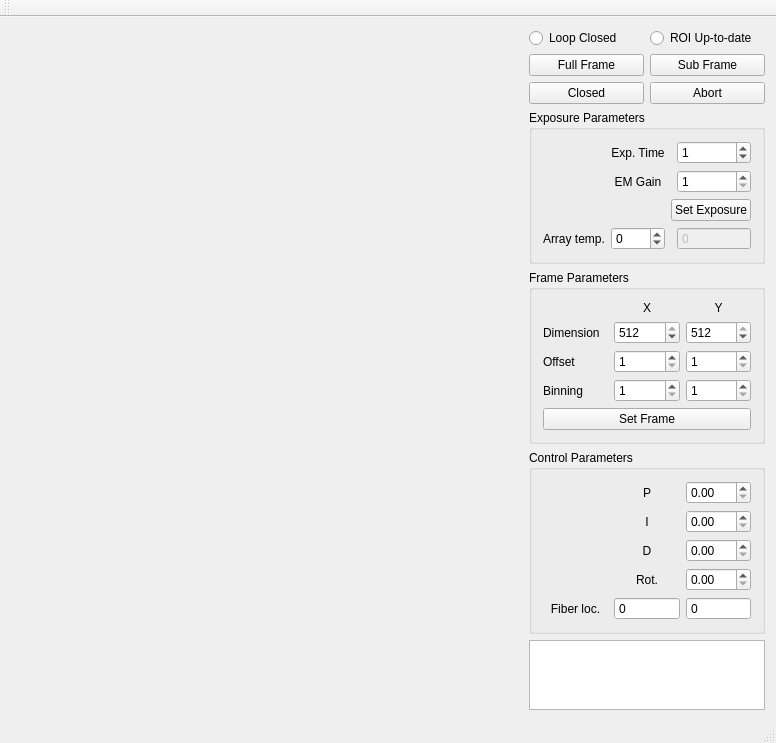
Qt form src/fttMainWindow.ui (tmccrack/cameraLibrary) before a commit.
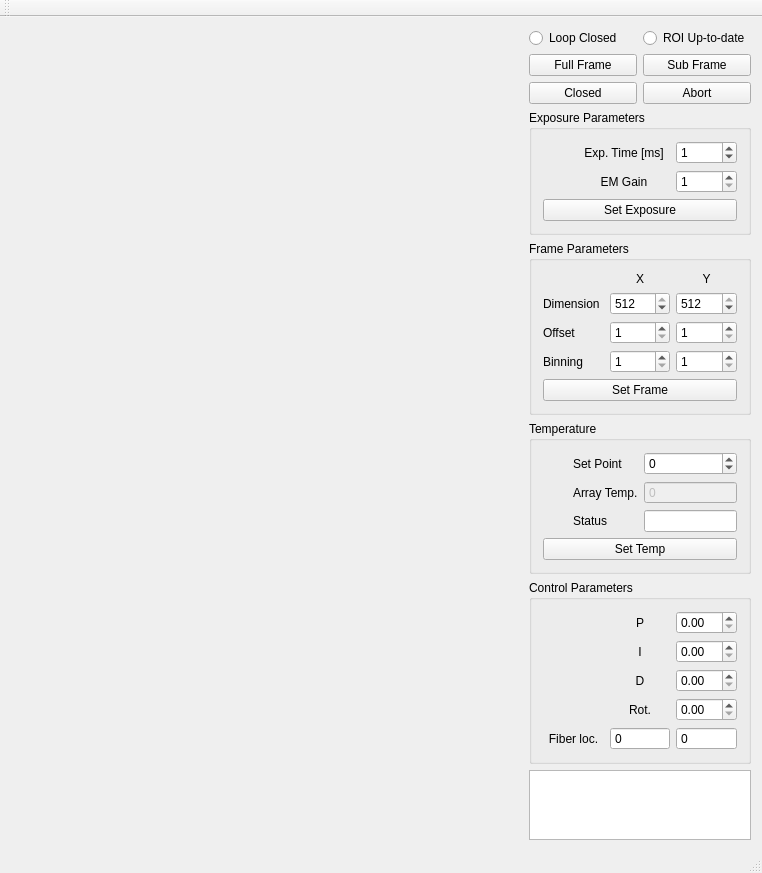
The same form after that commit.

Commit message: Added temp set button and implementation

```diff
--- a/src/fttMainWindow.ui
+++ b/src/fttMainWindow.ui
@@ -7,7 +7,7 @@
     <x>0</x>
     <y>0</y>
     <width>762</width>
-    <height>662</height>
+    <height>811</height>
    </rect>
   </property>
   <property name="windowTitle">
@@ -140,6 +140,42 @@
          <string>Exposure Parameters</string>
         </property>
         <layout class="QGridLayout" name="gridLayout">
+         <item row="0" column="0">
+          <spacer name="horizontalSpacer_4">
+           <property name="orientation">
+            <enum>Qt::Horizontal</enum>
+           </property>
+           <property name="sizeHint" stdset="0">
+            <size>
+             <width>40</width>
+             <height>20</height>
+            </size>
+           </property>
+          </spacer>
+         </item>
+         <item row="2" column="3">
+          <widget class="QSpinBox" name="spb_EMGain">
+           <property name="toolTip">
+            <string>&lt;html&gt;&lt;head/&gt;&lt;body&gt;&lt;p&gt;Electron-multiplying gain. Range of valid values are 1-300.&lt;/p&gt;&lt;/body&gt;&lt;/html&gt;</string>
+           </property>
+           <property name="minimum">
+            <number>1</number>
+           </property>
+           <property name="maximum">
+            <number>300</number>
+           </property>
+          </widget>
+         </item>
+         <item row="0" column="1">
+          <widget class="QLabel" name="lbl_ExpTime">
+           <property name="text">
+            <string>Exp. Time [ms]</string>
+           </property>
+           <property name="alignment">
+            <set>Qt::AlignCenter</set>
+           </property>
+          </widget>
+         </item>
          <item row="0" column="3">
           <widget class="QSpinBox" name="spb_ExpTime">
            <property name="sizePolicy">
@@ -168,65 +204,6 @@
            </property>
           </widget>
          </item>
-         <item row="2" column="3">
-          <widget class="QSpinBox" name="spb_EMGain">
-           <property name="toolTip">
-            <string>&lt;html&gt;&lt;head/&gt;&lt;body&gt;&lt;p&gt;Electron-multiplying gain. Range of valid values are 1-300.&lt;/p&gt;&lt;/body&gt;&lt;/html&gt;</string>
-           </property>
-           <property name="minimum">
-            <number>1</number>
-           </property>
-           <property name="maximum">
-            <number>300</number>
-           </property>
-          </widget>
-         </item>
-         <item row="4" column="3">
-          <widget class="QSpinBox" name="spb_ArrayTempActual">
-           <property name="enabled">
-            <bool>false</bool>
-           </property>
-           <property name="toolTip">
-            <string>&lt;html&gt;&lt;head/&gt;&lt;body&gt;&lt;p&gt;Actual array temperature in C.&lt;/p&gt;&lt;/body&gt;&lt;/html&gt;</string>
-           </property>
-           <property name="buttonSymbols">
-            <enum>QAbstractSpinBox::NoButtons</enum>
-           </property>
-          </widget>
-         </item>
-         <item row="4" column="1">
-          <widget class="QSpinBox" name="spb_ArrayTempTarget">
-           <property name="toolTip">
-            <string>&lt;html&gt;&lt;head/&gt;&lt;body&gt;&lt;p&gt;Target array temperature in C.&lt;/p&gt;&lt;/body&gt;&lt;/html&gt;</string>
-           </property>
-           <property name="minimum">
-            <number>-100</number>
-           </property>
-           <property name="maximum">
-            <number>30</number>
-           </property>
-          </widget>
-         </item>
-         <item row="4" column="0">
-          <widget class="QLabel" name="label">
-           <property name="text">
-            <string>Array temp.</string>
-           </property>
-          </widget>
-         </item>
-         <item row="0" column="0">
-          <spacer name="horizontalSpacer">
-           <property name="orientation">
-            <enum>Qt::Horizontal</enum>
-           </property>
-           <property name="sizeHint" stdset="0">
-            <size>
-             <width>40</width>
-             <height>20</height>
-            </size>
-           </property>
-          </spacer>
-         </item>
          <item row="2" column="0">
           <spacer name="horizontalSpacer_2">
            <property name="orientation">
@@ -250,17 +227,7 @@
            </property>
           </widget>
          </item>
-         <item row="0" column="1">
-          <widget class="QLabel" name="lbl_ExpTime">
-           <property name="text">
-            <string>Exp. Time</string>
-           </property>
-           <property name="alignment">
-            <set>Qt::AlignCenter</set>
-           </property>
-          </widget>
-         </item>
-         <item row="3" column="2" colspan="2">
+         <item row="5" column="0" colspan="4">
           <widget class="QPushButton" name="btn_SetExp">
            <property name="text">
             <string>Set Exposure</string>
@@ -418,6 +385,139 @@
         </layout>
        </widget>
       </item>
+      <item>
+       <widget class="QGroupBox" name="groupBoxTemp">
+        <property name="title">
+         <string>Temperature</string>
+        </property>
+        <layout class="QGridLayout" name="gridLayout_2">
+         <item row="1" column="0">
+          <spacer name="horizontalSpacer_3">
+           <property name="orientation">
+            <enum>Qt::Horizontal</enum>
+           </property>
+           <property name="sizeHint" stdset="0">
+            <size>
+             <width>18</width>
+             <height>20</height>
+            </size>
+           </property>
+          </spacer>
+         </item>
+         <item row="0" column="1">
+          <widget class="QLabel" name="lbl_SetPoint">
+           <property name="text">
+            <string>Set Point</string>
+           </property>
+          </widget>
+         </item>
+         <item row="1" column="1">
+          <widget class="QLabel" name="lbl_ArrayTemp">
+           <property name="text">
+            <string>Array Temp.</string>
+           </property>
+          </widget>
+         </item>
+         <item row="0" column="0">
+          <spacer name="horizontalSpacer">
+           <property name="orientation">
+            <enum>Qt::Horizontal</enum>
+           </property>
+           <property name="sizeHint" stdset="0">
+            <size>
+             <width>18</width>
+             <height>20</height>
+            </size>
+           </property>
+          </spacer>
+         </item>
+         <item row="1" column="2">
+          <widget class="QSpinBox" name="spb_ArrayTemp">
+           <property name="enabled">
+            <bool>false</bool>
+           </property>
+           <property name="sizePolicy">
+            <sizepolicy hsizetype="Expanding" vsizetype="Fixed">
+             <horstretch>0</horstretch>
+             <verstretch>0</verstretch>
+            </sizepolicy>
+           </property>
+           <property name="toolTip">
+            <string>&lt;html&gt;&lt;head/&gt;&lt;body&gt;&lt;p&gt;Actual array temperature in C.&lt;/p&gt;&lt;/body&gt;&lt;/html&gt;</string>
+           </property>
+           <property name="buttonSymbols">
+            <enum>QAbstractSpinBox::NoButtons</enum>
+           </property>
+           <property name="minimum">
+            <number>-273</number>
+           </property>
+           <property name="maximum">
+            <number>273</number>
+           </property>
+          </widget>
+         </item>
+         <item row="2" column="1">
+          <widget class="QLabel" name="lbl_TempStatus">
+           <property name="text">
+            <string>Status</string>
+           </property>
+          </widget>
+         </item>
+         <item row="0" column="2">
+          <widget class="QSpinBox" name="spb_SetPoint">
+           <property name="sizePolicy">
+            <sizepolicy hsizetype="Expanding" vsizetype="Fixed">
+             <horstretch>0</horstretch>
+             <verstretch>0</verstretch>
+            </sizepolicy>
+           </property>
+           <property name="toolTip">
+            <string>&lt;html&gt;&lt;head/&gt;&lt;body&gt;&lt;p&gt;Target array temperature in C.&lt;/p&gt;&lt;/body&gt;&lt;/html&gt;</string>
+           </property>
+           <property name="minimum">
+            <number>-100</number>
+           </property>
+           <property name="maximum">
+            <number>30</number>
+           </property>
+          </widget>
+         </item>
+         <item row="2" column="2">
+          <widget class="QLineEdit" name="edt_TempStatus">
+           <property name="sizePolicy">
+            <sizepolicy hsizetype="Expanding" vsizetype="Fixed">
+             <horstretch>0</horstretch>
+             <verstretch>0</verstretch>
+            </sizepolicy>
+           </property>
+           <property name="readOnly">
+            <bool>true</bool>
+           </property>
+          </widget>
+         </item>
+         <item row="2" column="0">
+          <spacer name="horizontalSpacer_5">
+           <property name="orientation">
+            <enum>Qt::Horizontal</enum>
+           </property>
+           <property name="sizeHint" stdset="0">
+            <size>
+             <width>40</width>
+             <height>20</height>
+            </size>
+           </property>
+          </spacer>
+         </item>
+         <item row="3" column="0" colspan="3">
+          <widget class="QPushButton" name="btn_SetTemp">
+           <property name="text">
+            <string>Set Temp</string>
+           </property>
+          </widget>
+         </item>
+        </layout>
+       </widget>
+      </item>
       <item>
        <widget class="QGroupBox" name="groupBoxControls">
         <property name="sizePolicy">
```
Left out of the diff: 2 changed lines with no effect on the pictures. The commit also changes 2 other files.
